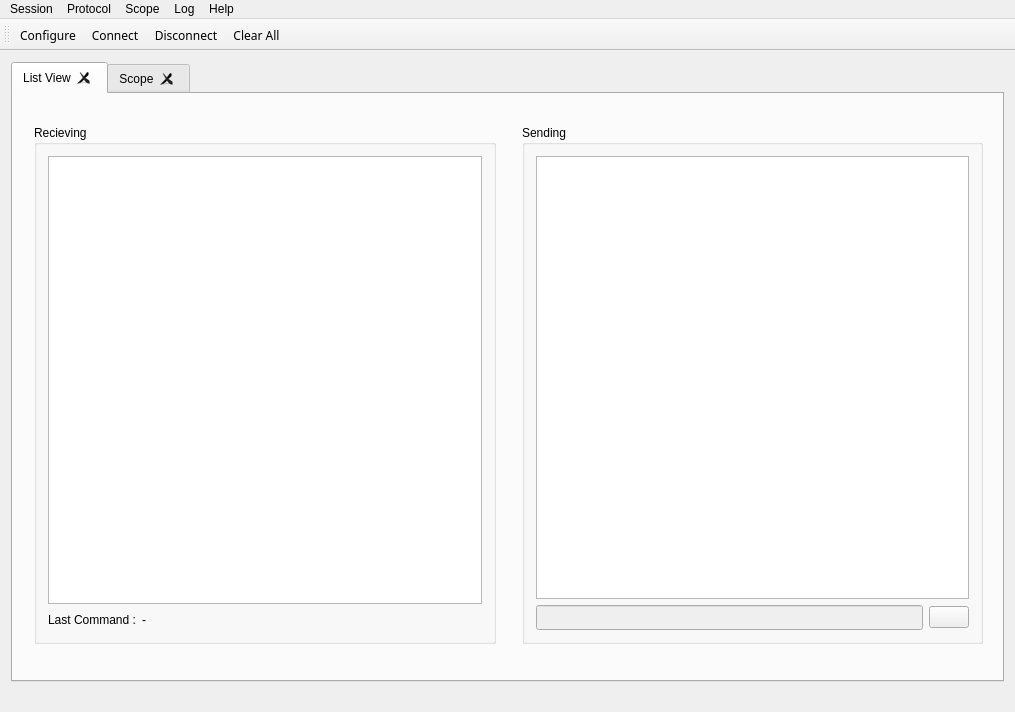
This is mainwindow.ui in schwemmdx/rs232-tool as Qt 5 draws it before an edit. The edited form follows.
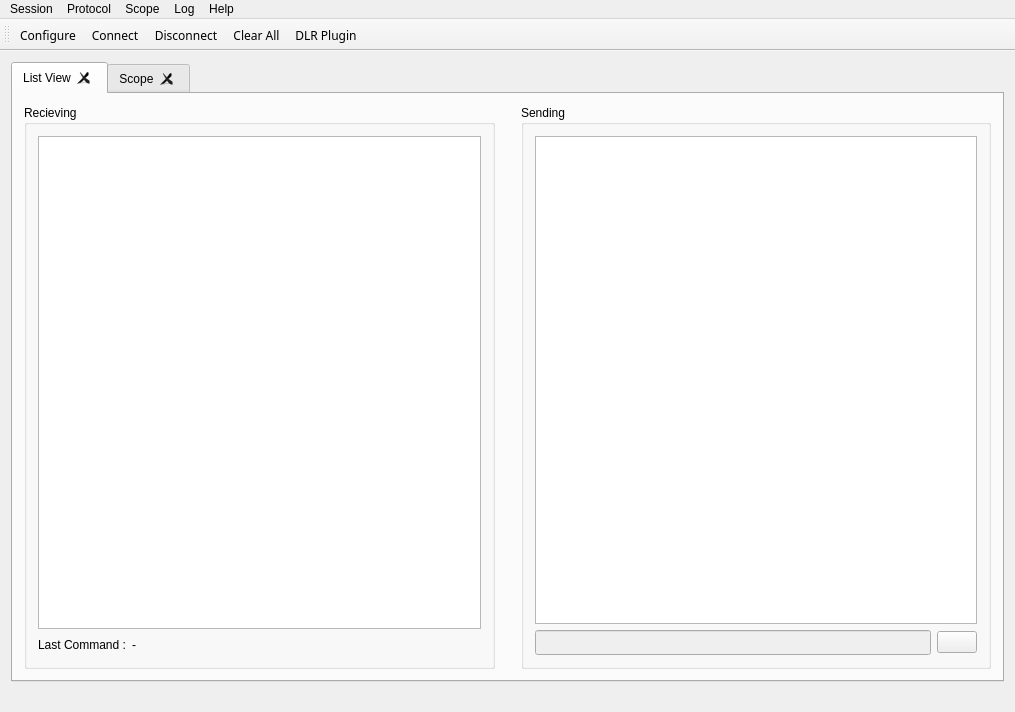
This is the edited form. Icons and pictures are not drawn.

```diff
--- a/mainwindow.ui
+++ b/mainwindow.ui
@@ -45,15 +45,8 @@
        <attribute name="title">
         <string>List View</string>
        </attribute>
-       <widget class="QWidget" name="layoutWidget">
-        <property name="geometry">
-         <rect>
-          <x>10</x>
-          <y>20</y>
-          <width>971</width>
-          <height>541</height>
-         </rect>
-        </property>
+       <layout class="QGridLayout" name="gridLayout">
+        <item row="0" column="0">
         <layout class="QGridLayout" name="mainListLayout">
          <item row="0" column="0">
           <widget class="QGroupBox" name="groupBox">
@@ -182,7 +175,8 @@
           </spacer>
          </item>
         </layout>
-       </widget>
+        </item>
+       </layout>
       </widget>
       <widget class="QWidget" name="graphTab">
        <attribute name="title">
@@ -318,6 +312,7 @@
    <addaction name="actionConnect"/>
    <addaction name="actionDisconnect"/>
    <addaction name="actionClear"/>
+   <addaction name="actionStart_DLR_Control"/>
   </widget>
   <widget class="QMenuBar" name="menuBar">
    <property name="geometry">
@@ -535,7 +530,7 @@
   </action>
   <action name="actionStart_DLR_Control">
    <property name="text">
-    <string>DLR Control</string>
+    <string>DLR Plugin </string>
    </property>
   </action>
  </widget>
```
Left out of the diff: 59 changed lines with no effect on the pictures. Lines whose indentation alone changed are shown as unchanged.
